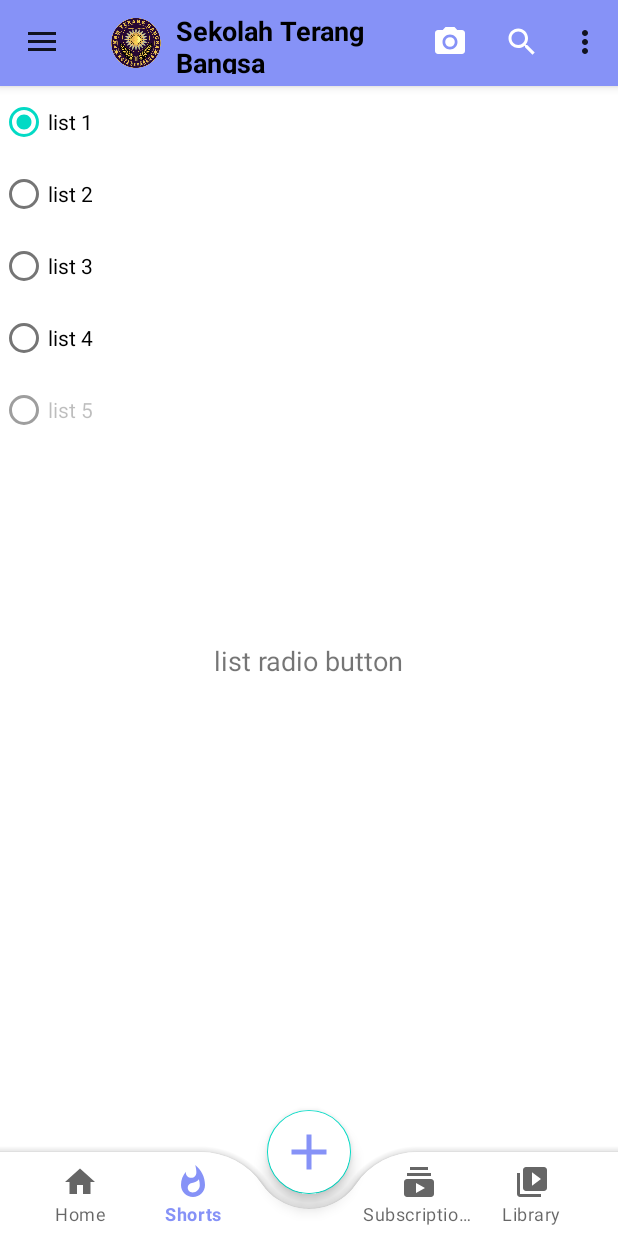
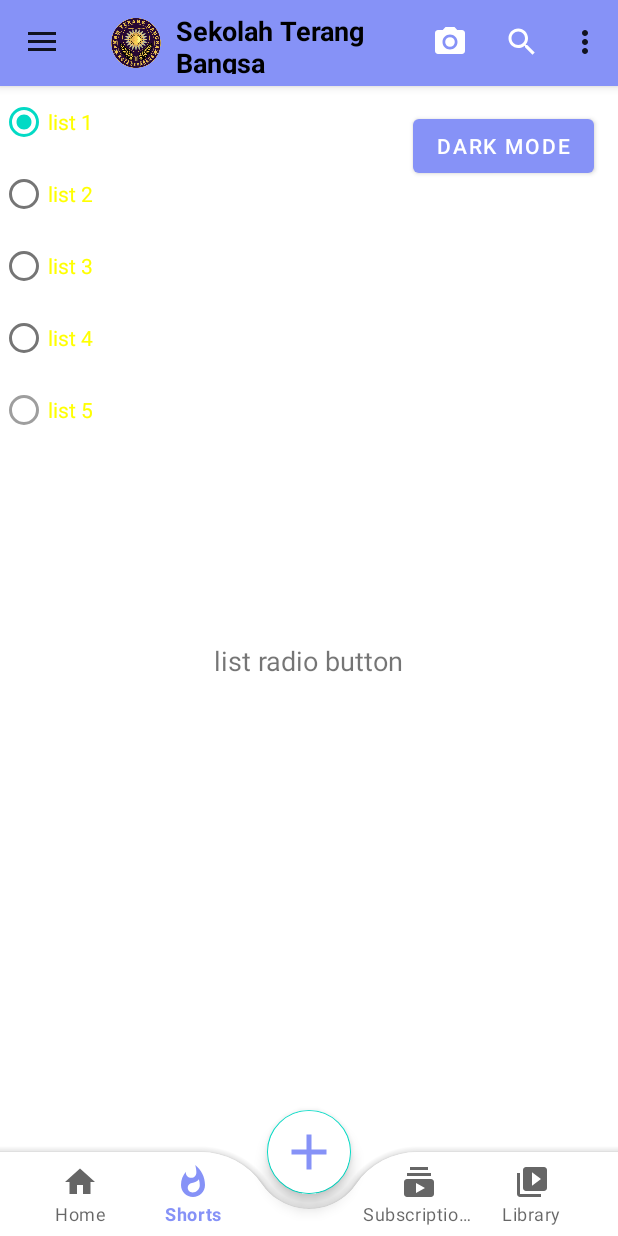
Before and after one commit to projectaditya123/menuandroid, an Android app: the screen it shows after launch (MainActivity), item 2 of the bottom bar chosen, on a phone screen of 412 x 824 dp. Run offline under Robolectric (Android 15) with nearby library versions, the phone set to English and light mode, and no system bars; pictures from the network do not load.

Commit message:
dark mode di short fragment

```diff
--- a/app/src/main/java/com/example/tes/ShortsFragment.java
+++ b/app/src/main/java/com/example/tes/ShortsFragment.java
@@ -1,26 +1,23 @@
 package com.example.tes;
 
 import android.os.Bundle;
-
-import androidx.fragment.app.Fragment;
-
 import android.view.LayoutInflater;
 import android.view.View;
 import android.view.ViewGroup;
+import android.widget.Button;
+import androidx.annotation.NonNull;
+import androidx.annotation.Nullable;
+import androidx.fragment.app.Fragment;
 
-/**
- * A simple {@link Fragment} subclass.
- * Use the {@link ShortsFragment#newInstance} factory method to
- * create an instance of this fragment.
- */
 public class ShortsFragment extends Fragment {
 
-    // TODO: Rename parameter arguments, choose names that match
-    // the fragment initialization parameters, e.g. ARG_ITEM_NUMBER
+    private boolean isDarkMode = false;
+    private View rootView;
+    private Button darkModeButton;
+
     private static final String ARG_PARAM1 = "param1";
     private static final String ARG_PARAM2 = "param2";
 
-    // TODO: Rename and change types of parameters
     private String mParam1;
     private String mParam2;
 
@@ -28,15 +25,6 @@ public class ShortsFragment extends Fragment {
         // Required empty public constructor
     }
 
-    /**
-     * Use this factory method to create a new instance of
-     * this fragment using the provided parameters.
-     *
-     * @param param1 Parameter 1.
-     * @param param2 Parameter 2.
-     * @return A new instance of fragment ShortsFragment.
-     */
-    // TODO: Rename and change types and number of parameters
     public static ShortsFragment newInstance(String param1, String param2) {
         ShortsFragment fragment = new ShortsFragment();
         Bundle args = new Bundle();
@@ -55,10 +43,30 @@ public class ShortsFragment extends Fragment {
         }
     }
 
+    @Nullable
     @Override
-    public View onCreateView(LayoutInflater inflater, ViewGroup container,
-                             Bundle savedInstanceState) {
-        // Inflate the layout for this fragment
-        return inflater.inflate(R.layout.fragment_shorts, container, false);
+    public View onCreateView(@NonNull LayoutInflater inflater, @Nullable ViewGroup container, @Nullable Bundle savedInstanceState) {
+        rootView = inflater.inflate(R.layout.fragment_shorts, container, false);
+        darkModeButton = rootView.findViewById(R.id.darkModeButton);
+
+        darkModeButton.setOnClickListener(new View.OnClickListener() {
+            @Override
+            public void onClick(View v) {
+                isDarkMode = !isDarkMode;
+                updateUI();
+            }
+        });
+
+        return rootView;
+    }
+
+    private void updateUI() {
+        if (isDarkMode) {
+            rootView.setBackgroundColor(getResources().getColor(R.color.background_dark)); // Set dark mode background color
+            // Update other UI elements for dark mode
+        } else {
+            rootView.setBackgroundColor(getResources().getColor(R.color.background_light)); // Set light mode background color
+            // Update other UI elements for light mode
+        }
     }
 }
--- a/app/src/main/res/layout/fragment_shorts.xml
+++ b/app/src/main/res/layout/fragment_shorts.xml
@@ -3,9 +3,18 @@
     xmlns:tools="http://schemas.android.com/tools"
     android:layout_width="match_parent"
     android:layout_height="match_parent"
+    android:background="@color/background_light"
     tools:context=".ShortsFragment">
 
     <!-- TODO: Update blank fragment layout -->
+    <Button
+        android:id="@+id/darkModeButton"
+        android:layout_width="wrap_content"
+        android:layout_height="wrap_content"
+        android:text="Dark Mode"
+        android:layout_gravity="end"
+        android:layout_margin="16dp"/>
+
     <TextView
         android:id="@+id/textView"
         android:layout_width="wrap_content"
@@ -23,28 +32,33 @@
             android:id="@+id/radio_button_1"
             android:layout_width="match_parent"
             android:layout_height="match_parent"
-            android:text="list 1"/>
+            android:text="list 1"
+            android:textColor="#FFFF00"/>
         <RadioButton
             android:id="@+id/radio_button_2"
             android:layout_width="match_parent"
             android:layout_height="match_parent"
-            android:text="list 2"/>
+            android:text="list 2"
+            android:textColor="#FFFF00"/>
         <RadioButton
             android:id="@+id/radio_button_3"
             android:layout_width="match_parent"
             android:layout_height="match_parent"
-            android:text="list 3"/>
+            android:text="list 3"
+            android:textColor="#FFFF00"/>
         <RadioButton
             android:id="@+id/radio_button_4"
             android:layout_width="match_parent"
             android:layout_height="match_parent"
-            android:text="list 4"/>
+            android:text="list 4"
+            android:textColor="#FFFF00"/>
         <RadioButton
             android:id="@+id/radio_button_5"
             android:layout_width="match_parent"
             android:layout_height="match_parent"
             android:enabled="false"
-            android:text="list 5"/>
+            android:text="list 5"
+            android:textColor="#FFFF00"/>
     </RadioGroup>
 
 </FrameLayout>
--- a/app/src/main/res/values/colors.xml
+++ b/app/src/main/res/values/colors.xml
@@ -9,4 +9,6 @@
     <color name="white">#FFFFFFFF</color>
     <color name="lavender">#8692f7</color>
     <color name="grey">#d2d2d2</color>
+    <color name="background_light">#FFFFFF</color>
+    <color name="background_dark">#212121</color>
 </resources>
```
